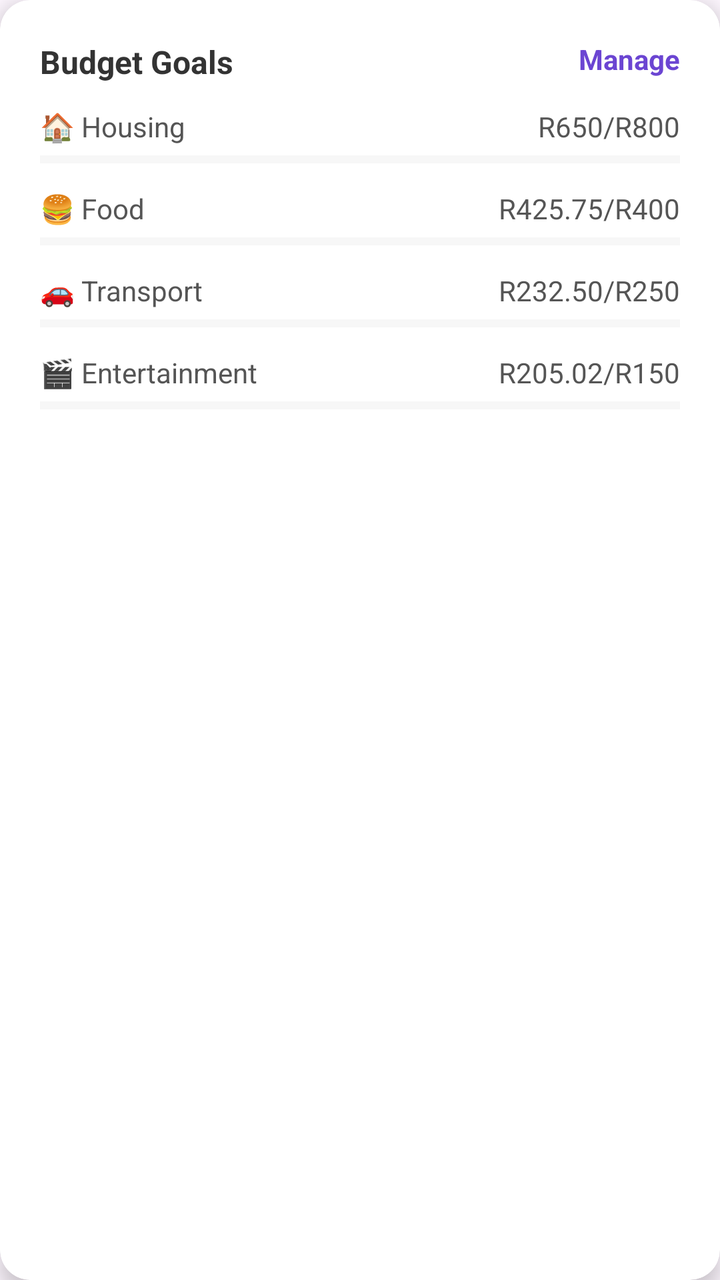
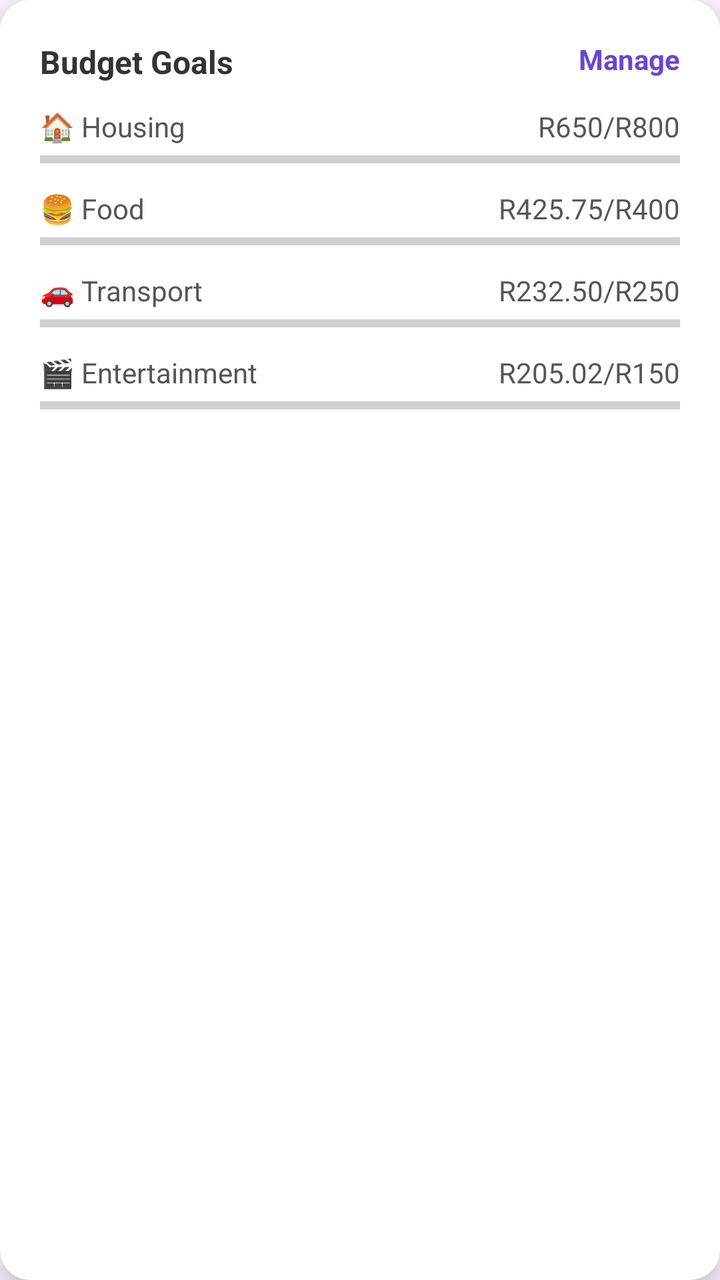

Two renders of the same Android screen: before a commit and after it. Below are the layout's source before the change and the commit's diff.
<!-- AndroidManifest.xml: application theme Theme.TightBudget -->
<!-- res/layout/component_card_budget_goals.xml -->
<?xml version="1.0" encoding="utf-8"?>
<androidx.cardview.widget.CardView xmlns:android="http://schemas.android.com/apk/res/android"
    xmlns:app="http://schemas.android.com/apk/res-auto"
    android:id="@+id/cardBudgetGoals"
    android:layout_width="match_parent"
    android:layout_height="wrap_content"
    android:layout_marginBottom="16dp"
    app:cardCornerRadius="15dp"
    app:cardElevation="6dp">

    <LinearLayout
        android:layout_width="match_parent"
        android:layout_height="wrap_content"
        android:orientation="vertical"
        android:padding="20dp">

        
        <RelativeLayout
            android:layout_width="match_parent"
            android:layout_height="wrap_content"
            android:layout_marginBottom="12dp">

            <TextView
                android:layout_width="wrap_content"
                android:layout_height="wrap_content"
                android:text="Budget Goals"
                android:textColor="@color/text_dark"
                android:textSize="16sp"
                android:textStyle="bold"
                android:layout_alignParentStart="true" />

            <TextView
                android:id="@+id/manageBudgetButton"
                android:layout_width="wrap_content"
                android:layout_height="wrap_content"
                android:text="Manage"
                android:textColor="@color/primary_purple_light"
                android:textSize="14sp"
                android:textStyle="bold"
                android:layout_alignParentEnd="true" />
        </RelativeLayout>

        
        

        
        <LinearLayout
            android:layout_width="match_parent"
            android:layout_height="wrap_content"
            android:orientation="vertical"
            android:layout_marginBottom="12dp">

            <RelativeLayout
                android:layout_width="match_parent"
                android:layout_height="wrap_content">

                <TextView
                    android:layout_width="wrap_content"
                    android:layout_height="wrap_content"
                    android:text="🏠 Housing"
                    android:textColor="@color/text_medium"
                    android:textSize="14sp"
                    android:layout_alignParentStart="true" />

                <TextView
                    android:id="@+id/housingProgressText"
                    android:layout_width="wrap_content"
                    android:layout_height="wrap_content"
                    android:text="R650/R800"
                    android:textColor="@color/text_medium"
                    android:textSize="14sp"
                    android:layout_alignParentEnd="true" />
            </RelativeLayout>

            <ProgressBar
                android:id="@+id/housingProgressBar"
                style="?android:attr/progressBarStyleHorizontal"
                android:layout_width="match_parent"
                android:layout_height="6dp"
                android:layout_marginTop="4dp"
                android:progressTint="@color/teal_light"
                android:progressBackgroundTint="@color/gray_light" />
        </LinearLayout>

        
        <LinearLayout
            android:layout_width="match_parent"
            android:layout_height="wrap_content"
            android:orientation="vertical"
            android:layout_marginBottom="12dp">

            <RelativeLayout
                android:layout_width="match_parent"
                android:layout_height="wrap_content">

                <TextView
                    android:layout_width="wrap_content"
                    android:layout_height="wrap_content"
                    android:text="🍔 Food"
                    android:textColor="@color/text_medium"
                    android:textSize="14sp"
                    android:layout_alignParentStart="true" />

                <TextView
                    android:id="@+id/foodProgressText"
                    android:layout_width="wrap_content"
                    android:layout_height="wrap_content"
                    android:text="R425.75/R400"
                    android:textColor="@color/text_medium"
                    android:textSize="14sp"
                    android:layout_alignParentEnd="true" />
            </RelativeLayout>

            <ProgressBar
                android:id="@+id/foodProgressBar"
                style="?android:attr/progressBarStyleHorizontal"
                android:layout_width="match_parent"
                android:layout_height="6dp"
                android:layout_marginTop="4dp"
                android:progressTint="@color/red"
                android:progressBackgroundTint="@color/gray_light" />
        </LinearLayout>

        
        <LinearLayout
            android:layout_width="match_parent"
            android:layout_height="wrap_content"
            android:orientation="vertical"
            android:layout_marginBottom="12dp">

            <RelativeLayout
                android:layout_width="match_parent"
                android:layout_height="wrap_content">

                <TextView
                    android:layout_width="wrap_content"
                    android:layout_height="wrap_content"
                    android:text="🚗 Transport"
                    android:textColor="@color/text_medium"
                    android:textSize="14sp"
                    android:layout_alignParentStart="true" />

                <TextView
                    android:id="@+id/transportProgressText"
                    android:layout_width="wrap_content"
                    android:layout_height="wrap_content"
                    android:text="R232.50/R250"
                    android:textColor="@color/text_medium"
                    android:textSize="14sp"
                    android:layout_alignParentEnd="true" />
            </RelativeLayout>

            <ProgressBar
                android:id="@+id/transportProgressBar"
                style="?android:attr/progressBarStyleHorizontal"
                android:layout_width="match_parent"
                android:layout_height="6dp"
                android:layout_marginTop="4dp"
                android:progressTint="@color/teal_light"
                android:progressBackgroundTint="@color/gray_light" />
        </LinearLayout>

        
        <LinearLayout
            android:layout_width="match_parent"
            android:layout_height="wrap_content"
            android:orientation="vertical">

            <RelativeLayout
                android:layout_width="match_parent"
                android:layout_height="wrap_content">

                <TextView
                    android:layout_width="wrap_content"
                    android:layout_height="wrap_content"
                    android:text="🎬 Entertainment"
                    android:textColor="@color/text_medium"
                    android:textSize="14sp"
                    android:layout_alignParentStart="true" />

                <TextView
                    android:id="@+id/entertainmentProgressText"
                    android:layout_width="wrap_content"
                    android:layout_height="wrap_content"
                    android:text="R205.02/R150"
                    android:textColor="@color/text_medium"
                    android:textSize="14sp"
                    android:layout_alignParentEnd="true" />
            </RelativeLayout>

            <ProgressBar
                android:id="@+id/entertainmentProgressBar"
                style="?android:attr/progressBarStyleHorizontal"
                android:layout_width="match_parent"
                android:layout_height="6dp"
                android:layout_marginTop="4dp"
                android:progressTint="@color/red"
                android:progressBackgroundTint="@color/gray_light" />
        </LinearLayout>
    </LinearLayout>
</androidx.cardview.widget.CardView>
<!-- resources referenced by this layout -->
<resources>
  <color name="gray_light">#E0E0E0</color>
  <color name="primary_purple_light">#6B45D2</color>
  <color name="red">#FF6B6B</color>
  <color name="teal_light">#7FD1CC</color>
  <color name="text_dark">#333333</color>
  <color name="text_medium">#555555</color>
  <style name="Theme.TightBudget" parent="Base.Theme.TightBudget" />
  <style name="Base.Theme.TightBudget" parent="Theme.Material3.DayNight.NoActionBar">
          <item name="android:windowTranslucentNavigation">false</item>
          <item name="android:navigationBarColor">@color/primary_purple_light</item>
          <item name="android:statusBarColor">@android:color/transparent</item>
          <item name="android:windowDrawsSystemBarBackgrounds">true</item>
      </style>
</resources>

<!-- the commit's change to res/layout/component_card_budget_goals.xml (unified diff, before → after) -->
@@ -41,27 +41,22 @@
         </RelativeLayout>
 
         
-        
-
-        
         <LinearLayout
             android:layout_width="match_parent"
             android:layout_height="wrap_content"
             android:orientation="vertical"
             android:layout_marginBottom="12dp">
 
+            
             <RelativeLayout
                 android:layout_width="match_parent"
                 android:layout_height="wrap_content">
-
                 <TextView
                     android:layout_width="wrap_content"
                     android:layout_height="wrap_content"
                     android:text="🏠 Housing"
                     android:textColor="@color/text_medium"
-                    android:textSize="14sp"
-                    android:layout_alignParentStart="true" />
-
+                    android:textSize="14sp" />
                 <TextView
                     android:id="@+id/housingProgressText"
                     android:layout_width="wrap_content"
@@ -77,9 +72,7 @@
                 style="?android:attr/progressBarStyleHorizontal"
                 android:layout_width="match_parent"
                 android:layout_height="6dp"
-                android:layout_marginTop="4dp"
-                android:progressTint="@color/teal_light"
-                android:progressBackgroundTint="@color/gray_light" />
+                android:layout_marginTop="4dp" />
         </LinearLayout>
 
         
@@ -92,15 +85,12 @@
             <RelativeLayout
                 android:layout_width="match_parent"
                 android:layout_height="wrap_content">
-
                 <TextView
                     android:layout_width="wrap_content"
                     android:layout_height="wrap_content"
                     android:text="🍔 Food"
                     android:textColor="@color/text_medium"
-                    android:textSize="14sp"
-                    android:layout_alignParentStart="true" />
-
+                    android:textSize="14sp" />
                 <TextView
                     android:id="@+id/foodProgressText"
                     android:layout_width="wrap_content"
@@ -116,9 +106,7 @@
                 style="?android:attr/progressBarStyleHorizontal"
                 android:layout_width="match_parent"
                 android:layout_height="6dp"
-                android:layout_marginTop="4dp"
-                android:progressTint="@color/red"
-                android:progressBackgroundTint="@color/gray_light" />
+                android:layout_marginTop="4dp" />
         </LinearLayout>
 
         
@@ -131,15 +119,12 @@
             <RelativeLayout
                 android:layout_width="match_parent"
                 android:layout_height="wrap_content">
-
                 <TextView
                     android:layout_width="wrap_content"
                     android:layout_height="wrap_content"
                     android:text="🚗 Transport"
                     android:textColor="@color/text_medium"
-                    android:textSize="14sp"
-                    android:layout_alignParentStart="true" />
-
+                    android:textSize="14sp" />
                 <TextView
                     android:id="@+id/transportProgressText"
                     android:layout_width="wrap_content"
@@ -155,9 +140,7 @@
                 style="?android:attr/progressBarStyleHorizontal"
                 android:layout_width="match_parent"
                 android:layout_height="6dp"
-                android:layout_marginTop="4dp"
-                android:progressTint="@color/teal_light"
-                android:progressBackgroundTint="@color/gray_light" />
+                android:layout_marginTop="4dp" />
         </LinearLayout>
 
         
@@ -169,15 +152,12 @@
             <RelativeLayout
                 android:layout_width="match_parent"
                 android:layout_height="wrap_content">
-
                 <TextView
                     android:layout_width="wrap_content"
                     android:layout_height="wrap_content"
                     android:text="🎬 Entertainment"
                     android:textColor="@color/text_medium"
-                    android:textSize="14sp"
-                    android:layout_alignParentStart="true" />
-
+                    android:textSize="14sp" />
                 <TextView
                     android:id="@+id/entertainmentProgressText"
                     android:layout_width="wrap_content"
@@ -193,9 +173,7 @@
                 style="?android:attr/progressBarStyleHorizontal"
                 android:layout_width="match_parent"
                 android:layout_height="6dp"
-                android:layout_marginTop="4dp"
-                android:progressTint="@color/red"
-                android:progressBackgroundTint="@color/gray_light" />
+                android:layout_marginTop="4dp" />
         </LinearLayout>
     </LinearLayout>
 </androidx.cardview.widget.CardView>
<!-- resource entries referenced after the edit -->
@@ -1,9 +1,6 @@
 <!-- resources referenced by this layout -->
 <resources>
-  <color name="gray_light">#E0E0E0</color>
   <color name="primary_purple_light">#6B45D2</color>
-  <color name="red">#FF6B6B</color>
-  <color name="teal_light">#7FD1CC</color>
   <color name="text_dark">#333333</color>
   <color name="text_medium">#555555</color>
   <style name="Theme.TightBudget" parent="Base.Theme.TightBudget" />
